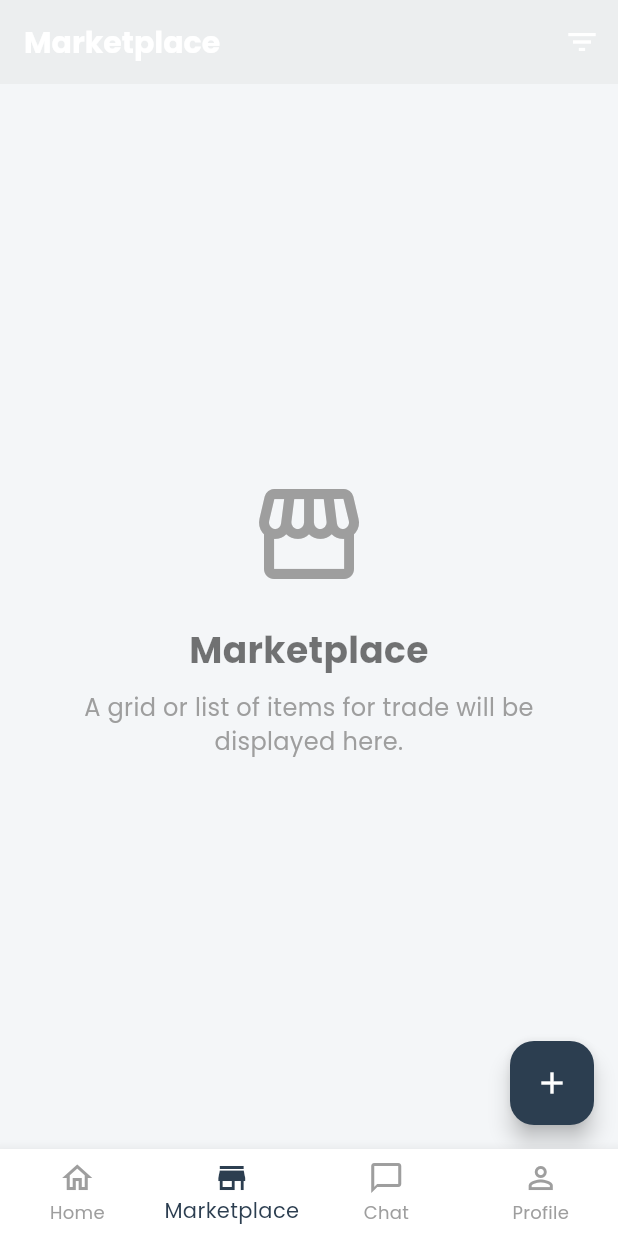
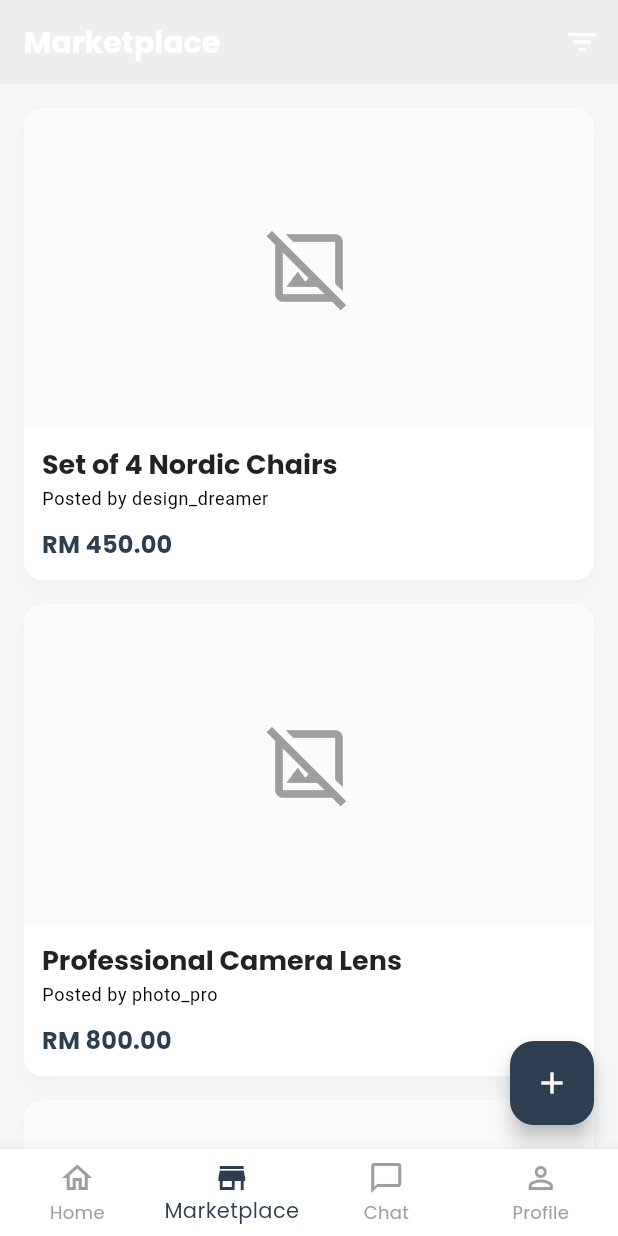
Before and after one commit to ShifyMeow/final_commutrade, a Flutter app: the screen it shows after launch, item 2 of the bottom bar chosen, on a phone screen of 412 x 824 dp. Run offline on Flutter 3.47's test engine with Material 3 defaults, Android fonts, the phone set to English and light mode, and no system bars; our stand-ins replace google_fonts.

Commit message:
Version 0.0.2

```diff
--- a/lib/screens/marketplace/marketplace_screen.dart
+++ b/lib/screens/marketplace/marketplace_screen.dart
@@ -1,7 +1,47 @@
+import 'package:final_commutrade/widgets/item_card.dart';
 import 'package:flutter/material.dart';
 
 class MarketplaceScreen extends StatelessWidget {
   const MarketplaceScreen({super.key});
+
+  // A larger list of placeholder data for the marketplace
+  final List<Map<String, String>> _marketplaceItems = const [
+    {
+      'title': 'Set of 4 Nordic Chairs',
+      'price': 'RM 450.00',
+      'author': 'design_dreamer',
+    },
+    {
+      'title': 'Professional Camera Lens',
+      'price': 'RM 800.00',
+      'author': 'photo_pro',
+    },
+    {
+      'title': 'Vintage Leather Jacket',
+      'price': 'RM 250.00',
+      'author': 'user123',
+    },
+    {
+      'title': 'Mountain Bike - Like New',
+      'price': 'RM 1200.00',
+      'author': 'adventure_ali',
+    },
+    {
+      'title': 'Classic Acoustic Guitar',
+      'price': 'RM 180.50',
+      'author': 'musician_max',
+    },
+    {
+      'title': 'Gaming Monitor 27"',
+      'price': 'RM 650.00',
+      'author': 'gamer_z',
+    },
+    {
+      'title': 'Rare Comic Book Collection',
+      'price': 'RM 95.00',
+      'author': 'collector_carl',
+    },
+  ];
 
   @override
   Widget build(BuildContext context) {
@@ -19,39 +59,25 @@ class MarketplaceScreen extends StatelessWidget {
         elevation: 4.0,
         backgroundColor: Theme.of(context).cardColor,
       ),
-      body: const Center(
-        child: Padding(
-          padding: EdgeInsets.all(16.0),
-          child: Column(
-            mainAxisAlignment: MainAxisAlignment.center,
-            children: [
-              Icon(
-                Icons.storefront_outlined,
-                size: 80,
-                color: Colors.grey,
-              ),
-              SizedBox(height: 20),
-              Text(
-                'Marketplace',
-                style: TextStyle(fontSize: 24, fontWeight: FontWeight.bold),
-                textAlign: TextAlign.center,
-              ),
-              SizedBox(height: 10),
-              Text(
-                'A grid or list of items for trade will be displayed here.',
-                style: TextStyle(fontSize: 16, color: Colors.grey),
-                textAlign: TextAlign.center,
-              ),
-            ],
-          ),
-        ),
+      body: ListView.builder(
+        // Add some padding to the top and bottom of the list
+        padding: const EdgeInsets.symmetric(vertical: 8.0),
+        itemCount: _marketplaceItems.length,
+        itemBuilder: (BuildContext context, int index) {
+          final item = _marketplaceItems[index];
+          return ItemCard(
+            title: item['title']!,
+            price: item['price']!,
+            author: item['author']!,
+          );
+        },
       ),
       floatingActionButton: FloatingActionButton(
         onPressed: () {
           // Placeholder for adding a new item
         },
+        tooltip: 'Post a new item',
         child: const Icon(Icons.add),
-        tooltip: 'Post a new item',
       ),
     );
   }
```
